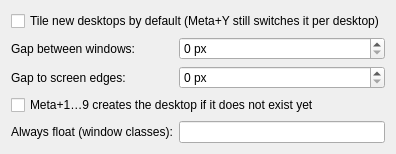
zebus3d/flextile, file package/contents/ui/config.ui: the form before one commit.
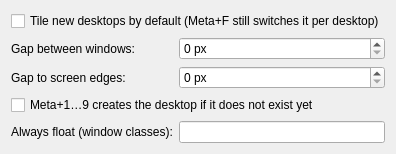
The form after the commit.

Commit message: Activar y desactivar el mosaico con Meta+F en lugar de Meta+Y

Patch:
```diff
--- a/package/contents/ui/config.ui
+++ b/package/contents/ui/config.ui
@@ -5,7 +5,7 @@
   <layout class="QFormLayout" name="form">
    <item row="0" column="0" colspan="2">
     <widget class="QCheckBox" name="kcfg_tileByDefault">
-     <property name="text"><string>Tile new desktops by default (Meta+Y still switches it per desktop)</string></property>
+     <property name="text"><string>Tile new desktops by default (Meta+F still switches it per desktop)</string></property>
     </widget>
    </item>
    <item row="1" column="0">
```
The commit also changes 4 other files.
